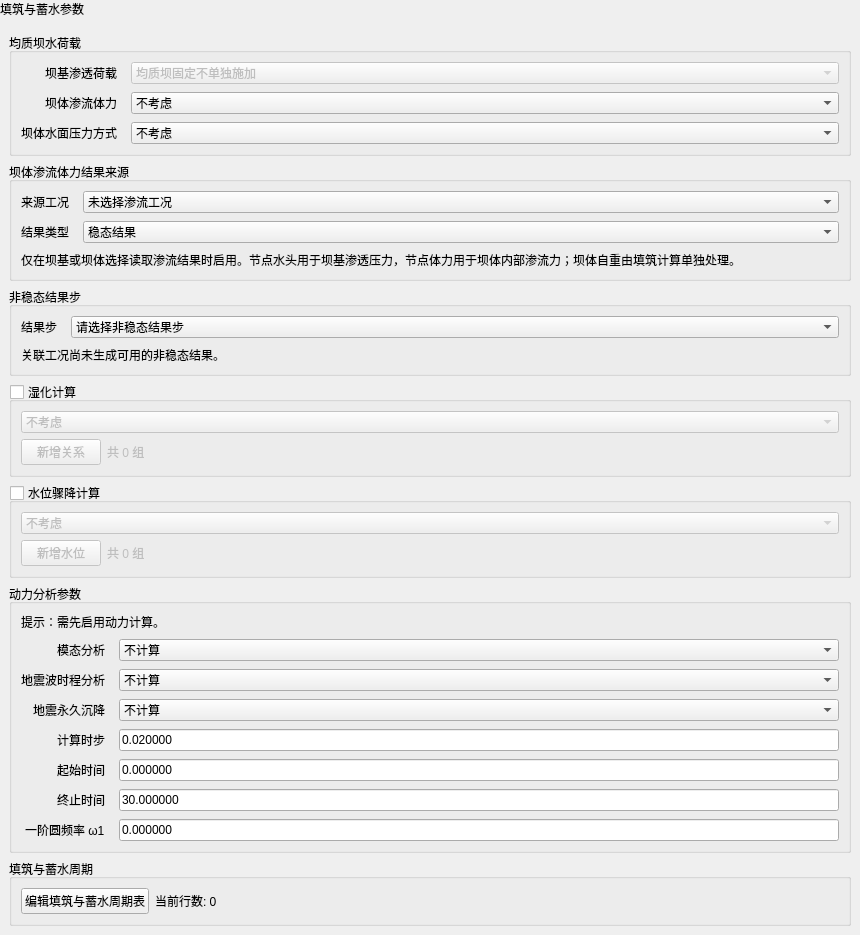
Old version of the form plugins/Base_Solver/FillStorageCyclePage.ui in the repository asd977/base_cae.
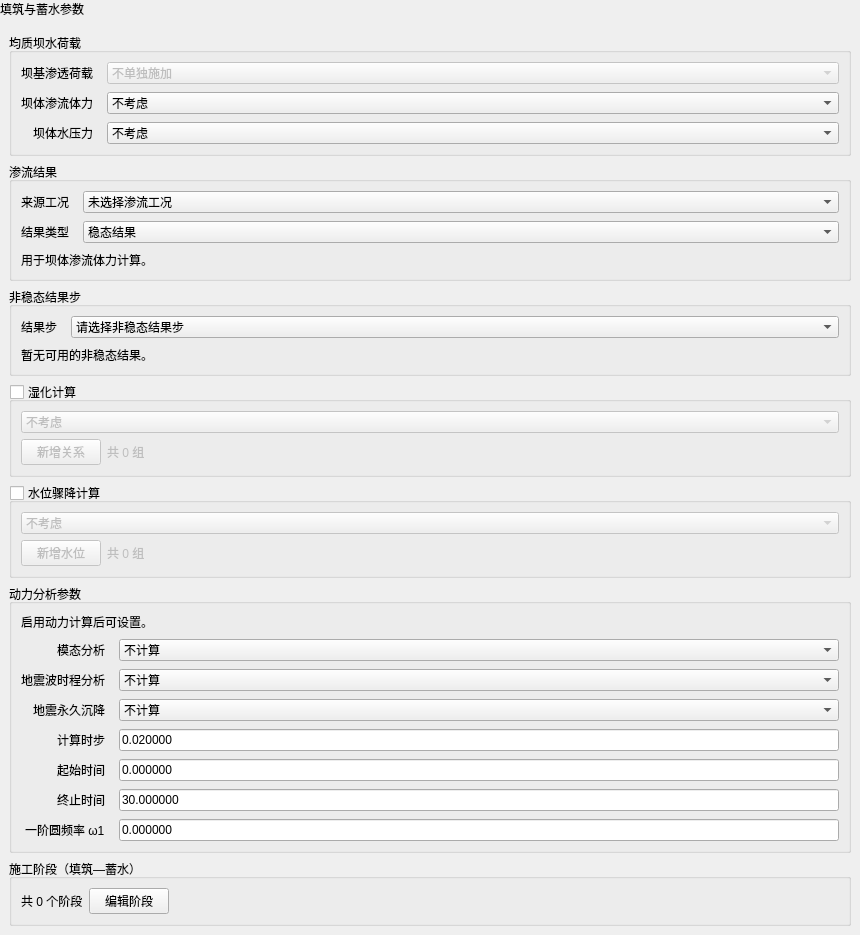
New version of the form.

Patch:
```diff
--- a/plugins/Base_Solver/FillStorageCyclePage.ui
+++ b/plugins/Base_Solver/FillStorageCyclePage.ui
@@ -87,7 +87,7 @@
             </property>
             <item>
              <property name="text">
-              <string>均质坝固定不单独施加</string>
+              <string>不单独施加</string>
              </property>
             </item>
             <property name="minimumSize">
@@ -134,7 +134,7 @@
           <item row="2" column="0">
            <widget class="QLabel" name="labelIFIIWL_FACE">
             <property name="text">
-             <string>坝体水面压力方式</string>
+             <string>坝体水压力</string>
             </property>
             <property name="wordWrap">
              <bool>false</bool>
@@ -194,7 +194,7 @@
        <item>
         <widget class="QGroupBox" name="groupSeepageAssociation">
          <property name="title">
-          <string>坝体渗流体力结果来源</string>
+          <string>渗流结果</string>
          </property>
          <layout class="QFormLayout" name="formLayoutSeepageAssociation">
           <property name="leftMargin">
@@ -270,7 +270,7 @@
           <item row="2" column="0" colspan="2">
            <widget class="QLabel" name="labelSeepageAssociationHint">
             <property name="text">
-             <string>仅在坝基或坝体选择读取渗流结果时启用。节点水头用于坝基渗透压力，节点体力用于坝体内部渗流力；坝体自重由填筑计算单独处理。</string>
+             <string>用于坝体渗流体力计算。</string>
             </property>
             <property name="wordWrap">
              <bool>true</bool>
@@ -335,7 +335,7 @@
           <item row="1" column="0" colspan="2">
            <widget class="QLabel" name="labelSeepageTransientHint">
             <property name="text">
-             <string>关联工况尚未生成可用的非稳态结果。</string>
+             <string>暂无可用的非稳态结果。</string>
             </property>
             <property name="wordWrap">
              <bool>true</bool>
@@ -540,7 +540,7 @@
           <item row="0" column="0" colspan="2">
            <widget class="QLabel" name="labelDynamicHint">
             <property name="text">
-             <string>提示：需先启用动力计算。</string>
+             <string>启用动力计算后可设置。</string>
             </property>
             <property name="wordWrap">
              <bool>true</bool>
@@ -762,26 +762,26 @@
        <item>
         <widget class="QGroupBox" name="groupCycle">
          <property name="title">
-          <string>填筑与蓄水周期</string>
+          <string>施工阶段（填筑—蓄水）</string>
          </property>
          <layout class="QHBoxLayout" name="layoutCircle">
-          <item>
-           <widget class="QPushButton" name="btnEditCircle">
-            <property name="text">
-             <string>编辑填筑与蓄水周期表</string>
-            </property>
-           </widget>
-          </item>
           <item>
            <widget class="QLabel" name="labelCircleRows">
             <property name="text">
-             <string>当前行数: 0</string>
+             <string>共 0 个阶段</string>
             </property>
             <property name="wordWrap">
              <bool>false</bool>
             </property>
            </widget>
           </item>
+          <item>
+           <widget class="QPushButton" name="btnEditCircle">
+            <property name="text">
+             <string>编辑阶段</string>
+            </property>
+           </widget>
+          </item>
           <item>
            <spacer name="spCircle">
             <property name="orientation">
```
Left out of the diff: 12 changed lines with no effect on the pictures.
